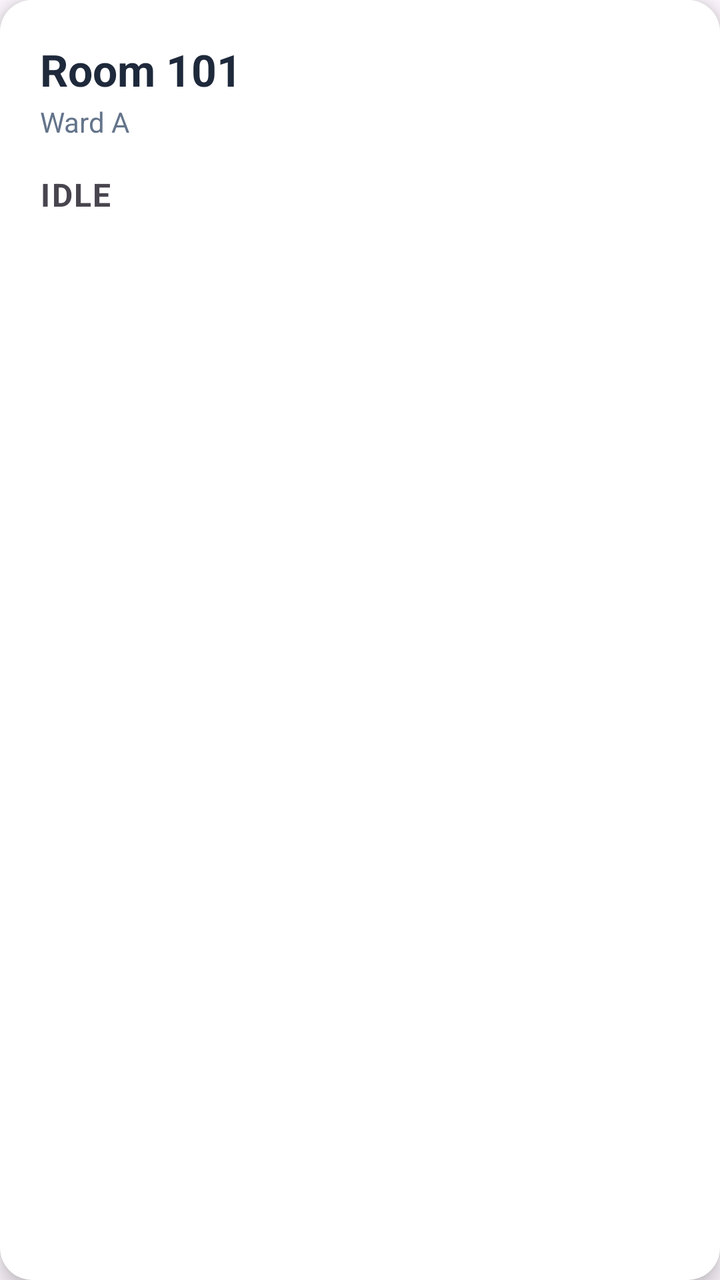
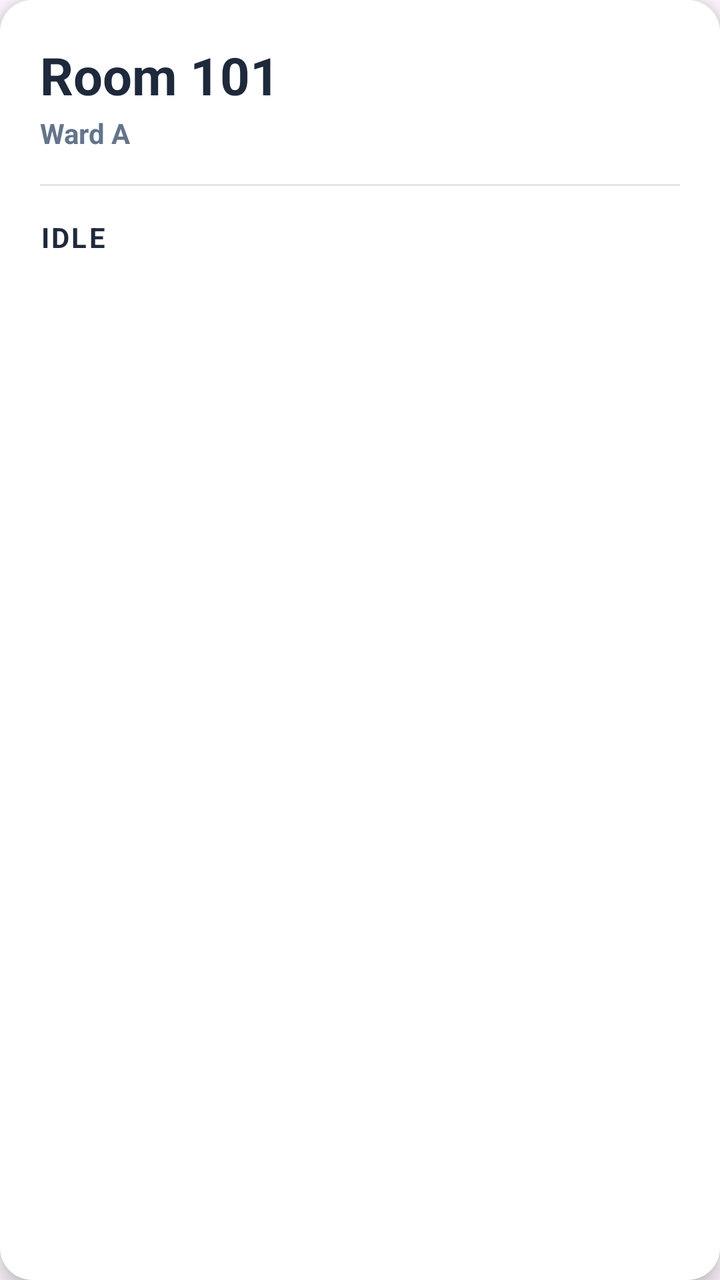

An Android layout rendered at two revisions. The XML below is the earlier revision; the diff shows what the commit changed to produce the second picture.
<!-- AndroidManifest.xml: application theme Theme.RoomCallingSystem -->
<!-- res/layout/item_room_card.xml -->
<?xml version="1.0" encoding="utf-8"?>
<androidx.cardview.widget.CardView xmlns:android="http://schemas.android.com/apk/res/android"
    xmlns:app="http://schemas.android.com/apk/res-auto"
    android:layout_width="match_parent"
    android:layout_height="wrap_content"
    android:layout_margin="10dp"
    app:cardCornerRadius="16dp"
    app:cardElevation="6dp">

    <LinearLayout
        android:id="@+id/cardBackground"
        android:layout_width="match_parent"
        android:layout_height="wrap_content"
        android:orientation="vertical"
        android:padding="20dp"
        android:background="#FFFFFF">

        <TextView
            android:id="@+id/tvRoomName"
            android:layout_width="wrap_content"
            android:layout_height="wrap_content"
            android:text="Room 101"
            android:textSize="22sp"
            android:textStyle="bold"
            android:textColor="#1E293B"/>

        <TextView
            android:id="@+id/tvStationName"
            android:layout_width="wrap_content"
            android:layout_height="wrap_content"
            android:text="Ward A"
            android:textSize="14sp"
            android:textColor="#64748B"
            android:layout_marginTop="2dp"/>

        <TextView
            android:id="@+id/tvStatus"
            android:layout_width="wrap_content"
            android:layout_height="wrap_content"
            android:text="IDLE"
            android:textSize="16sp"
            android:textStyle="bold"
            android:letterSpacing="0.05"
            android:layout_marginTop="16dp"/>

    </LinearLayout>
</androidx.cardview.widget.CardView>
<!-- resources referenced by this layout -->
<resources>
  <style name="Theme.RoomCallingSystem" parent="Base.Theme.RoomCallingSystem" />
  <style name="Base.Theme.RoomCallingSystem" parent="Theme.Material3.DayNight.NoActionBar">
          
          
      </style>
</resources>

<!-- the commit's change to res/layout/item_room_card.xml (unified diff, before → after) -->
@@ -20,7 +20,7 @@
             android:layout_width="wrap_content"
             android:layout_height="wrap_content"
             android:text="Room 101"
-            android:textSize="22sp"
+            android:textSize="26sp"
             android:textStyle="bold"
             android:textColor="#1E293B"/>
 
@@ -31,17 +31,25 @@
             android:text="Ward A"
             android:textSize="14sp"
             android:textColor="#64748B"
+            android:textStyle="bold"
             android:layout_marginTop="2dp"/>
+
+        <View
+            android:layout_width="match_parent"
+            android:layout_height="1dp"
+            android:background="#1A000000"
+            android:layout_marginTop="16dp"
+            android:layout_marginBottom="16dp"/>
 
         <TextView
             android:id="@+id/tvStatus"
             android:layout_width="wrap_content"
             android:layout_height="wrap_content"
             android:text="IDLE"
-            android:textSize="16sp"
+            android:textSize="14sp"
             android:textStyle="bold"
-            android:letterSpacing="0.05"
-            android:layout_marginTop="16dp"/>
+            android:letterSpacing="0.08"
+            android:textColor="#1E293B"/>
 
     </LinearLayout>
 </androidx.cardview.widget.CardView>
